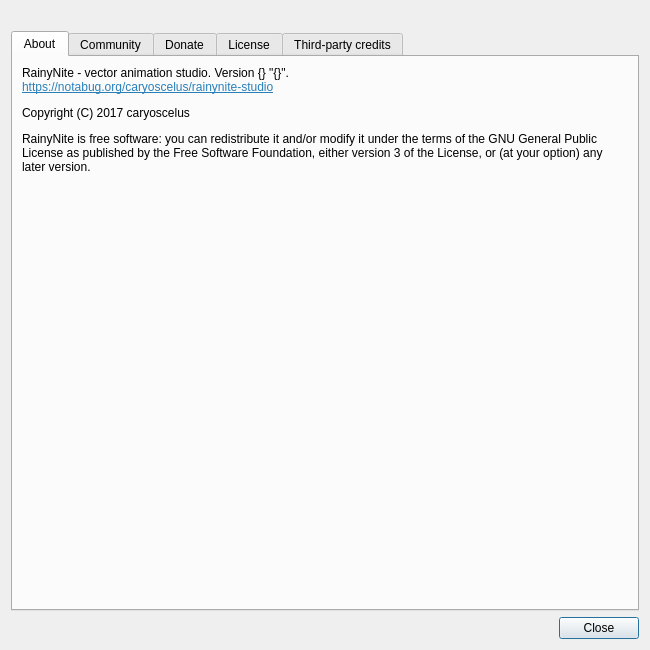
caryoscelus/rainynite-studio, file studio/main/about.ui: the form before one commit.
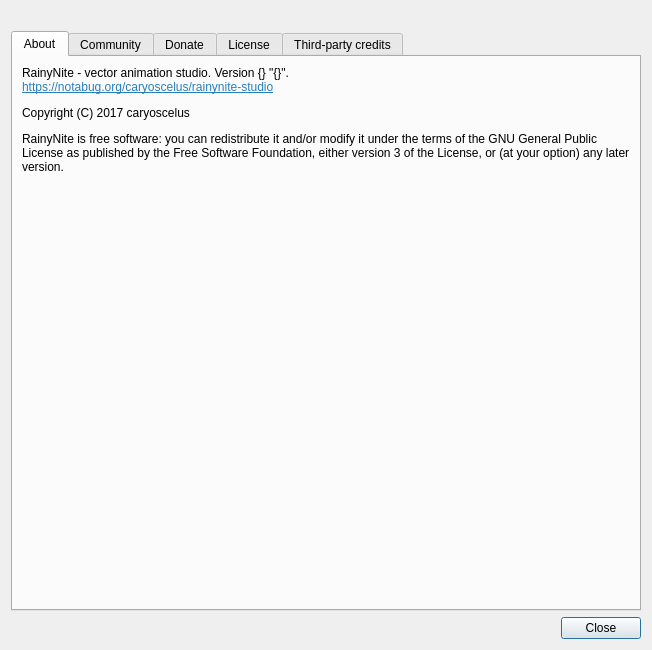
The form after the commit. Icons and pictures are not drawn.

Commit message: About image for v0.2

Diff of the .ui file:
```diff
--- a/studio/main/about.ui
+++ b/studio/main/about.ui
@@ -6,7 +6,7 @@
    <rect>
     <x>0</x>
     <y>0</y>
-    <width>650</width>
+    <width>652</width>
     <height>650</height>
    </rect>
   </property>
```
Left out of the diff: 5 changed lines with no effect on the pictures. The commit also changes 2 other files.
